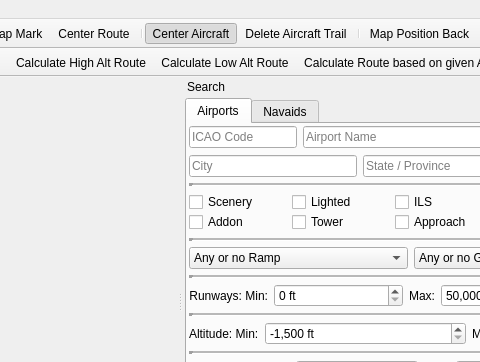
Before: the Qt Designer form src/gui/mainwindow.ui in albar965/littlenavmap, drawn with Qt 5; both pictures show x 622 to 1102 and y 0 to 362 of the 1333 by 760 pixel window.
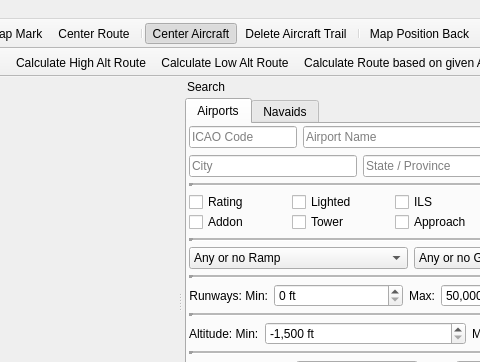
After: the same form once the commit is applied. The open tabs and pages were chosen to show the change. Icons and pictures are not drawn.

What changed in the file:
```diff
--- a/src/gui/mainwindow.ui
+++ b/src/gui/mainwindow.ui
@@ -368,7 +368,7 @@
              <item row="1" column="0">
               <widget class="QCheckBox" name="checkBoxAirportScenerySearch">
                <property name="text">
-                <string>Scenery</string>
+                <string>Rating</string>
                </property>
                <property name="checked">
                 <bool>false</bool>
```
Left out of the diff: 24 changed lines with no effect on the pictures.
